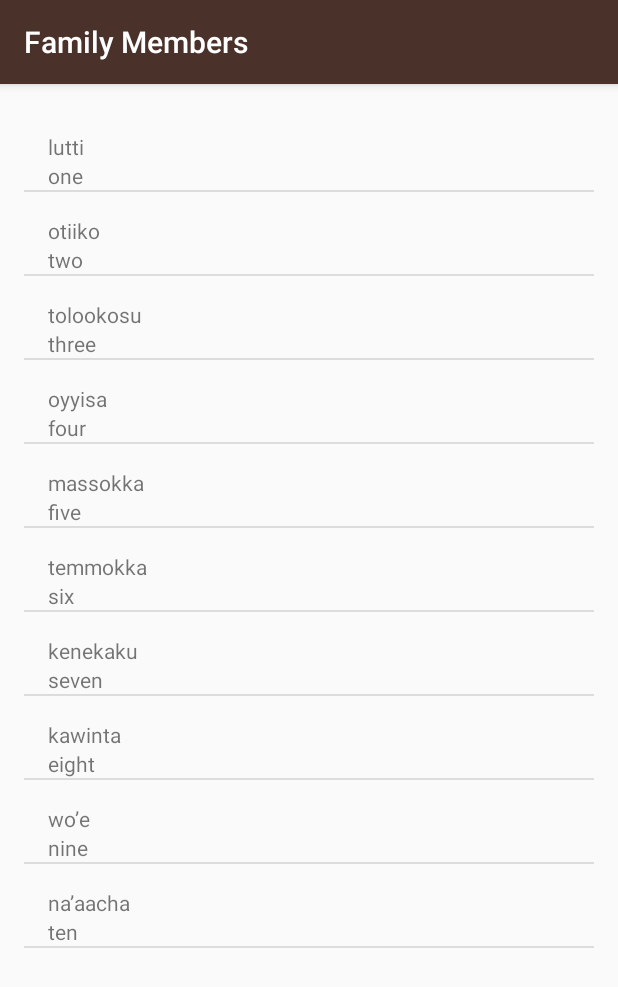
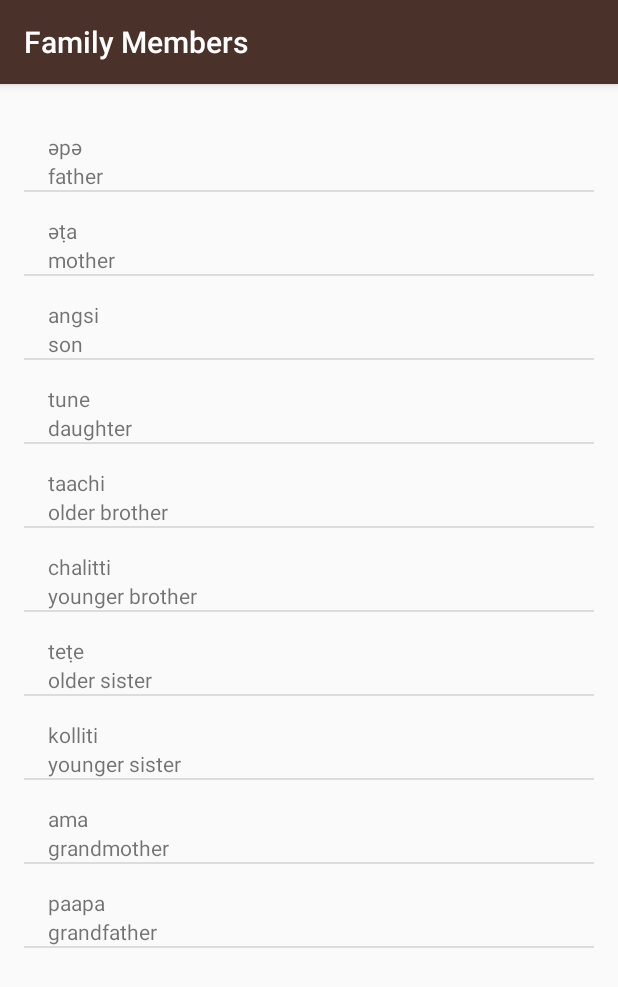
Before and after one commit to joel-g/miwok, an Android app: the FamilyActivity screen opened directly, with no data from a screen before it, on a phone screen of 412 x 824 dp. Shown: the top 987 px of the screen. Run offline under Robolectric (Android 15) with nearby library versions, the phone set to English and light mode, and no system bars.

Commit message:
adds family words

```diff
--- a/app/src/main/java/com/example/android/miwok/FamilyActivity.java
+++ b/app/src/main/java/com/example/android/miwok/FamilyActivity.java
@@ -15,16 +15,16 @@ public class FamilyActivity extends AppCompatActivity {
 
         ArrayList<Word> words = new ArrayList<Word>();
 
-        words.add(new Word("one", "lutti"));
-        words.add(new Word("two", "otiiko"));
-        words.add(new Word("three", "tolookosu"));
-        words.add(new Word("four", "oyyisa"));
-        words.add(new Word("five", "massokka"));
-        words.add(new Word("six", "temmokka"));
-        words.add(new Word("seven", "kenekaku"));
-        words.add(new Word("eight", "kawinta"));
-        words.add(new Word("nine", "wo’e"));
-        words.add(new Word("ten", "na’aacha"));
+        words.add(new Word("father", "әpә"));
+        words.add(new Word("mother", "әṭa"));
+        words.add(new Word("son", "angsi"));
+        words.add(new Word("daughter", "tune"));
+        words.add(new Word("older brother", "taachi"));
+        words.add(new Word("younger brother", "chalitti"));
+        words.add(new Word("older sister", "teṭe"));
+        words.add(new Word("younger sister", "kolliti"));
+        words.add(new Word("grandmother", "ama"));
+        words.add(new Word("grandfather", "paapa"));
 
         WordAdapter wordAdapter = new WordAdapter(this, words);
 
```
